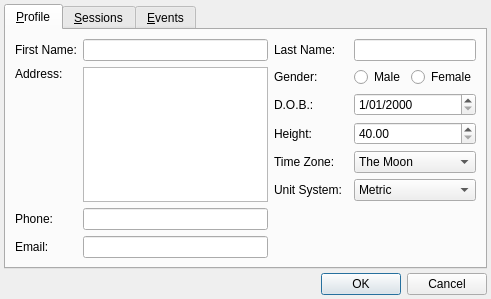
First picture: the form in preferencesdialog.ui, repository sbonaime/sleepyhead-code., before the edit.
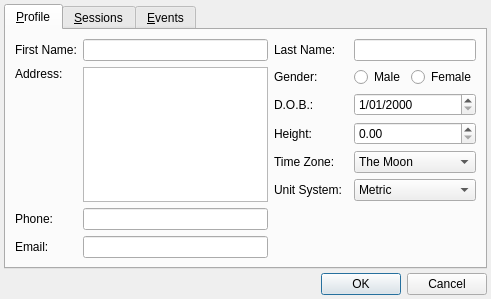
Second picture: the form after the edit. The open tabs and pages were chosen to show the change.

Patch:
```diff
--- a/preferencesdialog.ui
+++ b/preferencesdialog.ui
@@ -195,7 +195,7 @@
             <string>Used in BMI calculations</string>
            </property>
            <property name="minimum">
-            <double>40.000000000000000</double>
+            <double>0.000000000000000</double>
            </property>
            <property name="maximum">
             <double>299.990000000000009</double>
```
Left out of the diff: 4 changed lines with no effect on the pictures.
